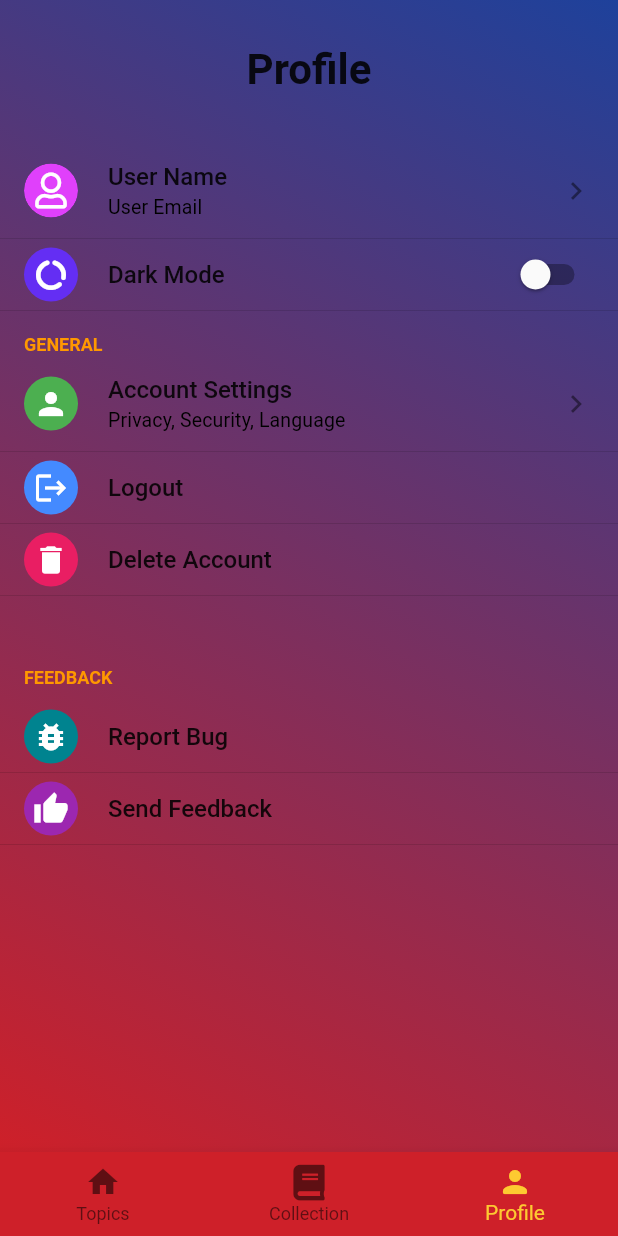
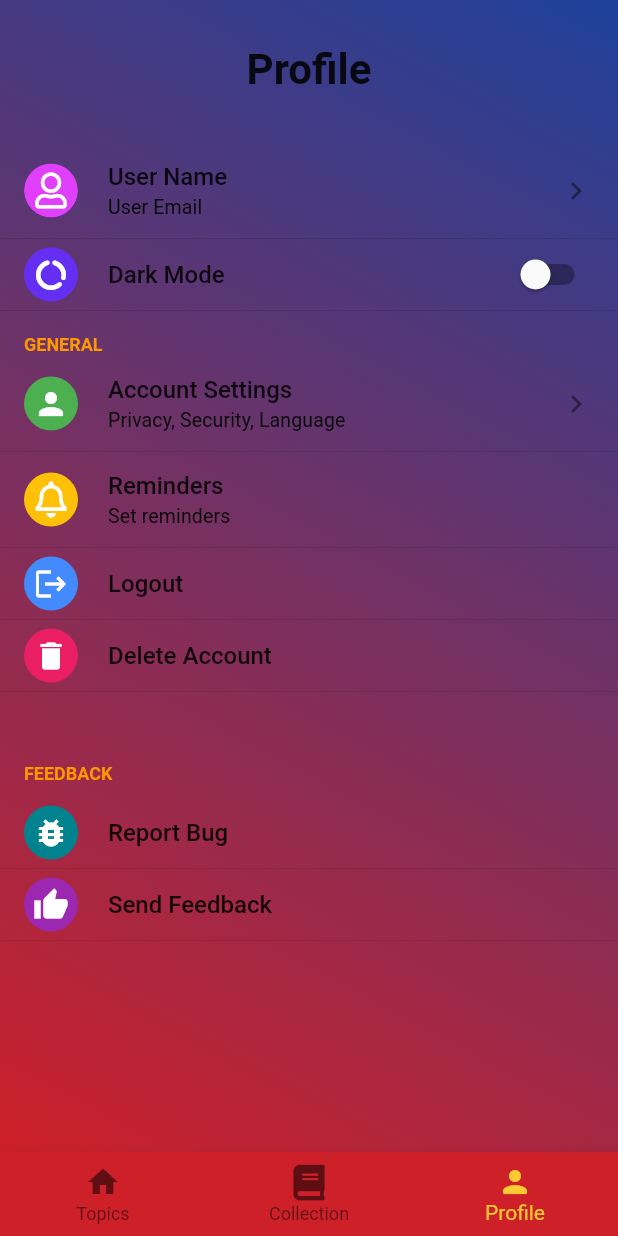
Before and after one commit to carolinemmcg2020/learn_tagalog, a Flutter app: the screen it shows after launch, item 3 of the bottom bar chosen, on a phone screen of 412 x 824 dp. Run offline on Flutter 3.47's test engine with Material 2 defaults, Android fonts, the phone set to English and light mode, and no system bars; drawn by our look-alikes of flutter_settings_screens; our stand-ins replace avatar_glow, cloud_firestore, firebase_auth, firebase_core, font_awesome_flutter, google_sign_in and 2 more; missing offline and left inert: flutter_alert; accounts and stored records are empty.

Commit message:
Added Reminder Page.

```diff
--- a/lib/screens/profile.dart
+++ b/lib/screens/profile.dart
@@ -1,9 +1,11 @@
 import 'package:flutter/material.dart';
 import 'package:flutter_settings_screens/flutter_settings_screens.dart';
+import 'package:font_awesome_flutter/font_awesome_flutter.dart';
 import 'package:learn_tagalog/layout/account_page.dart';
 import 'package:learn_tagalog/layout/header_page.dart';
 import 'package:learn_tagalog/layout/icon_widget.dart';
 import 'package:learn_tagalog/models/loginusermodel.dart';
+import 'package:learn_tagalog/screens/reminder_detail.dart';
 import 'package:learn_tagalog/screens/welcomepage.dart';
 import 'package:learn_tagalog/services/google_login_service.dart';
 import 'package:learn_tagalog/widgets/theme_background_color.dart';
@@ -43,6 +45,7 @@ class _ProfileState extends State<Profile> {
                 title: 'General',
                 children: <Widget>[
                   AccountPage(),
+                  buildReminder(context),
                   buildLogout(context),
                   buildDeleteAccount(),
                 ],
@@ -64,6 +67,25 @@ class _ProfileState extends State<Profile> {
           ),
         ),
       ),
+    );
+  }
+
+  Widget buildReminder(BuildContext context) {
+    return SimpleSettingsTile(
+      title: 'Reminders',
+      subtitle: 'Set reminders',
+      leading: IconWidget(
+        icon: FontAwesomeIcons.bell,
+        color: Colors.amber,
+      ),
+      onTap: (){
+        Navigator.push(
+          context,
+          MaterialPageRoute(
+            builder: (context) => Reminder(),
+          ),
+        );
+      } ,
     );
   }
 
@@ -99,13 +121,11 @@ class _ProfileState extends State<Profile> {
             ),
           );
         } else {
-
           ScaffoldMessenger.of(context).showSnackBar(
             const SnackBar(
               content: Text('No user Logged in '),
             ),
           );
-
         }
       },
     );
```
